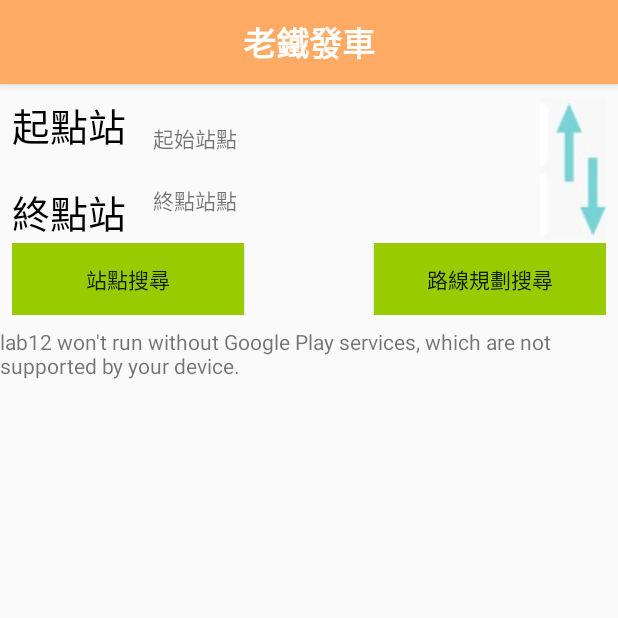
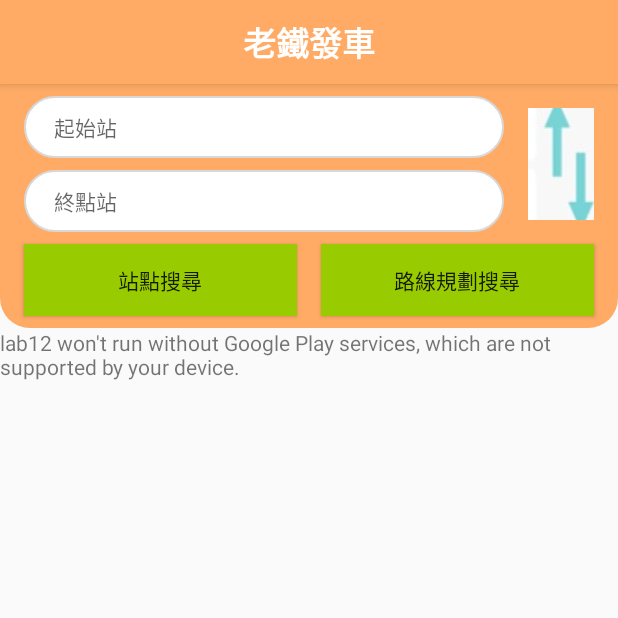
Before and after one commit to ben111497/Exercise_thsr_api, an Android app: the MainActivity_homepage screen opened directly, with no data from a screen before it, on a phone screen of 412 x 824 dp, the top half of it. Run offline under Robolectric (Android 15) with nearby library versions, the phone set to English and light mode, and no system bars.

Commit message:
adjust input station way

```diff
--- /dev/null
+++ b/app/src/main/res/drawable-v24/bg_orange.xml
@@ -0,0 +1,10 @@
+<shape xmlns:android="http://schemas.android.com/apk/res/android"
+        android:shape="rectangle">
+    <corners
+            android:topLeftRadius="0dip"
+            android:topRightRadius="0dip"
+            android:bottomLeftRadius="20dp"
+            android:bottomRightRadius="20dp"/> <!--上面左圆角的半径-->
+
+    <solid android:color="@color/orange_primary"/>
+</shape>
--- /dev/null
+++ b/app/src/main/res/drawable-v24/bg_white.xml
@@ -0,0 +1,8 @@
+<?xml version="1.0" encoding="utf-8"?>
+<shape xmlns:android="http://schemas.android.com/apk/res/android">
+    <solid android:color="@android:color/white" />
+    <stroke
+            android:width="1dp"
+            android:color="@color/gray_light" />
+    <corners android:radius="100dp" />
+</shape>
--- a/app/src/main/res/layout/activity_main_homepage.xml
+++ b/app/src/main/res/layout/activity_main_homepage.xml
@@ -1,148 +1,115 @@
 <?xml version="1.0" encoding="utf-8"?>
-<androidx.constraintlayout.widget.ConstraintLayout
-xmlns:android="http://schemas.android.com/apk/res/android"
+<androidx.constraintlayout.widget.ConstraintLayout xmlns:android="http://schemas.android.com/apk/res/android"
     xmlns:app="http://schemas.android.com/apk/res-auto"
     xmlns:tools="http://schemas.android.com/tools"
     android:layout_width="match_parent"
     android:layout_height="match_parent"
     tools:context=".MainActivity_homepage">
 
-<LinearLayout
-    android:id="@+id/linearLayout"
-    android:layout_width="wrap_content"
+    <androidx.constraintlayout.widget.ConstraintLayout
+        android:id="@+id/constraintLayout"
+        android:layout_width="match_parent"
         android:layout_height="wrap_content"
-    android:layout_marginStart="8dp"
-    android:layout_marginTop="8dp"
-    android:orientation="vertical"
+        android:background="@drawable/bg_orange"
+        app:layout_constraintEnd_toEndOf="parent"
         app:layout_constraintStart_toStartOf="parent"
         app:layout_constraintTop_toTopOf="parent">
 
         <TextView
-        android:id="@+id/textView"
-        android:layout_width="wrap_content"
-        android:layout_height="wrap_content"
-        android:text="起點站"
-        android:textColor="@color/common_google_signin_btn_text_dark_focused"
-        android:textSize="25sp" />
-
-    <TextView
-        android:id="@+id/textView3"
-        android:layout_width="match_parent"
-        android:layout_height="wrap_content" />
-
-    <TextView
-        android:id="@+id/textView2"
-        android:layout_width="wrap_content"
-        android:layout_height="wrap_content"
-        android:text="終點站"
-        android:textColor="@color/common_google_signin_btn_text_dark_focused"
-        android:textSize="25sp" />
-</LinearLayout>
-
-<LinearLayout
-    android:id="@+id/linearLayout2"
+            android:id="@+id/end"
             android:layout_width="0dp"
             android:layout_height="wrap_content"
-    android:layout_marginStart="8dp"
-    android:layout_marginEnd="8dp"
-    android:orientation="vertical"
-    android:gravity="center"
-    app:layout_constraintBottom_toBottomOf="@+id/linearLayout"
-    app:layout_constraintEnd_toStartOf="@+id/linearLayout4"
-    app:layout_constraintStart_toEndOf="@+id/linearLayout"
-    app:layout_constraintTop_toTopOf="@+id/linearLayout"
-    app:layout_constraintVertical_bias="0.5">
+            android:layout_marginTop="8dp"
+            android:background="@drawable/bg_white"
+            android:paddingLeft="20dp"
+            android:paddingRight="10dp"
+            android:paddingTop="10dp"
+            android:paddingBottom="10dp"
+            android:hint="終點站"
+            android:textColor="@color/black"
+            app:layout_constraintEnd_toEndOf="@+id/start"
+            app:layout_constraintStart_toStartOf="@+id/start"
+            app:layout_constraintTop_toBottomOf="@+id/start" />
 
         <TextView
             android:id="@+id/start"
-        android:padding="10dp"
-        android:layout_width="match_parent"
+            android:layout_width="0dp"
             android:layout_height="wrap_content"
-        android:text="起始站點" />
+            android:layout_marginStart="16dp"
+            android:layout_marginTop="8dp"
+            android:layout_marginEnd="16dp"
+            android:background="@drawable/bg_white"
+            android:paddingLeft="20dp"
+            android:paddingRight="10dp"
+            android:paddingTop="10dp"
+            android:paddingBottom="10dp"
+            android:hint="起始站"
+            android:textColor="@color/black"
+            app:layout_constraintEnd_toStartOf="@+id/change"
+            app:layout_constraintStart_toStartOf="parent"
+            app:layout_constraintTop_toTopOf="parent" />
 
-    <TextView
-        android:id="@+id/end"
-        android:padding="10dp"
-        android:layout_width="match_parent"
+        <ImageButton
+            android:id="@+id/change"
+            android:layout_width="wrap_content"
+            android:layout_height="0dp"
+            android:layout_marginTop="8dp"
+            android:layout_marginEnd="16dp"
+            android:layout_marginBottom="8dp"
+            android:background="@drawable/change1"
+            app:layout_constraintBottom_toBottomOf="@+id/end"
+            app:layout_constraintEnd_toEndOf="parent"
+            app:layout_constraintTop_toTopOf="@+id/start"
+            app:srcCompat="@drawable/change1" />
+
+        <Button
+            android:id="@+id/station_search"
+            android:layout_width="0dp"
             android:layout_height="wrap_content"
-        android:text="終點站點" />
+            android:layout_marginTop="8dp"
+            android:layout_marginEnd="16dp"
+            android:layout_marginBottom="8dp"
+            android:layout_weight="1"
+            android:background="@android:color/holo_green_light"
+            android:text="站點搜尋"
+            app:layout_constraintBottom_toBottomOf="parent"
+            app:layout_constraintEnd_toStartOf="@+id/station_plan"
+            app:layout_constraintHorizontal_bias="0.5"
+            app:layout_constraintStart_toStartOf="@+id/end"
+            app:layout_constraintTop_toBottomOf="@+id/end" />
 
-</LinearLayout>
+        <Button
+            android:id="@+id/station_plan"
+            android:layout_width="0dp"
+            android:layout_height="wrap_content"
+            android:layout_marginEnd="16dp"
+            android:layout_weight="1"
+            android:background="@android:color/holo_green_light"
+            android:text="路線規劃搜尋"
+            app:layout_constraintEnd_toEndOf="parent"
+            app:layout_constraintHorizontal_bias="0.5"
+            app:layout_constraintStart_toEndOf="@+id/station_search"
+            app:layout_constraintTop_toTopOf="@+id/station_search" />
+    </androidx.constraintlayout.widget.ConstraintLayout>
 
     <fragment
         android:id="@+id/map"
         android:name="com.google.android.gms.maps.SupportMapFragment"
         android:layout_width="match_parent"
         android:layout_height="0dp"
-    android:layout_marginTop="8dp"
         app:layout_constraintBottom_toBottomOf="parent"
         app:layout_constraintEnd_toEndOf="parent"
         app:layout_constraintHorizontal_bias="1.0"
         app:layout_constraintStart_toStartOf="parent"
-    app:layout_constraintTop_toBottomOf="@+id/linearLayout3" />
+        app:layout_constraintTop_toBottomOf="@+id/constraintLayout" />
 
-<LinearLayout
-    android:id="@+id/linearLayout4"
-    android:layout_width="wrap_content"
-    android:layout_height="wrap_content"
-    android:layout_marginEnd="8dp"
-    android:orientation="vertical"
-    app:layout_constraintBottom_toBottomOf="@+id/linearLayout2"
-    app:layout_constraintEnd_toEndOf="parent"
-    app:layout_constraintTop_toTopOf="@+id/linearLayout2">
-
-    <ImageButton
-        android:id="@+id/change"
-        android:layout_width="wrap_content"
-        android:layout_height="wrap_content"
-        android:background="@drawable/change1"
-        app:srcCompat="@drawable/change1" />
-</LinearLayout>
-
-<LinearLayout
-    android:id="@+id/linearLayout3"
-    android:layout_width="0dp"
-    android:layout_height="wrap_content"
-    android:layout_marginStart="8dp"
-    android:layout_marginTop="8dp"
-    android:layout_marginEnd="8dp"
-    android:orientation="horizontal"
-    app:layout_constraintEnd_toEndOf="parent"
-    app:layout_constraintHorizontal_bias="0.205"
-    app:layout_constraintStart_toStartOf="parent"
-    app:layout_constraintTop_toBottomOf="@+id/linearLayout2">
-
-    <Button
-        android:id="@+id/station_search"
-        android:layout_width="wrap_content"
-        android:layout_height="wrap_content"
-        android:layout_weight="1"
-        android:background="@android:color/holo_green_light"
-        android:text="站點搜尋" />
-
-    <LinearLayout
-        android:layout_width="20sp"
-        android:layout_height="wrap_content"
-        android:layout_weight="1"
-        android:orientation="horizontal"></LinearLayout>
-
-    <Button
-        android:id="@+id/station_plan"
-        android:layout_width="wrap_content"
-        android:layout_height="wrap_content"
-        android:layout_weight="1"
-        android:background="@android:color/holo_green_light"
-        android:text="路線規劃搜尋" />
-
-</LinearLayout>
     <FrameLayout
         android:id="@+id/fl_fragment"
         android:layout_width="0dp"
         android:layout_height="0dp"
-        android:visibility="visible"
+        android:visibility="gone"
         app:layout_constraintBottom_toBottomOf="parent"
         app:layout_constraintEnd_toEndOf="parent"
         app:layout_constraintStart_toStartOf="parent"
-        app:layout_constraintTop_toTopOf="parent">
-    </FrameLayout>
+        app:layout_constraintTop_toTopOf="parent"></FrameLayout>
 </androidx.constraintlayout.widget.ConstraintLayout>
--- a/app/src/main/res/layout/adapter_stationlist.xml
+++ b/app/src/main/res/layout/adapter_stationlist.xml
@@ -3,6 +3,7 @@
     xmlns:app="http://schemas.android.com/apk/res-auto"
     xmlns:tools="http://schemas.android.com/tools"
     android:id="@+id/cl_station"
+    android:background="@color/white"
     android:layout_width="match_parent"
     android:layout_height="wrap_content">
 
@@ -14,7 +15,7 @@
         android:layout_marginTop="8dp"
         android:text="台中車站"
         android:textColor="@color/black"
-        android:textSize="24sp"
+        android:textSize="22sp"
         app:layout_constraintStart_toStartOf="parent"
         app:layout_constraintTop_toTopOf="parent" />
 
@@ -26,7 +27,7 @@
         android:layout_marginBottom="8dp"
         android:text="台中市xx區..."
         android:textColor="@color/test_orange_dark"
-        android:textSize="18sp"
+        android:textSize="14sp"
         app:layout_constraintBottom_toBottomOf="parent"
         app:layout_constraintEnd_toEndOf="parent"
         app:layout_constraintHorizontal_bias="0.0"
```
Also changed, not shown: app/src/main/java/com/example/lab12/MainActivity_homepage.kt (+35 -34 lines), app/src/main/java/com/example/lab12/adapter/StationListAdapter.kt (+12 -2 lines), app/src/main/res/drawable-v24/bg_white2.xml (added, +8 -0 lines), app/src/main/res/layout/dialog_stationlist.xml (+10 -8 lines), app/src/main/java/com/example/lab12/adapter/ListDialogAdapter.kt (renamed from app/src/main/java/com/example/lab12/adapter/listDialogAdapter.kt). Lines whose indentation alone changed are shown as unchanged.
